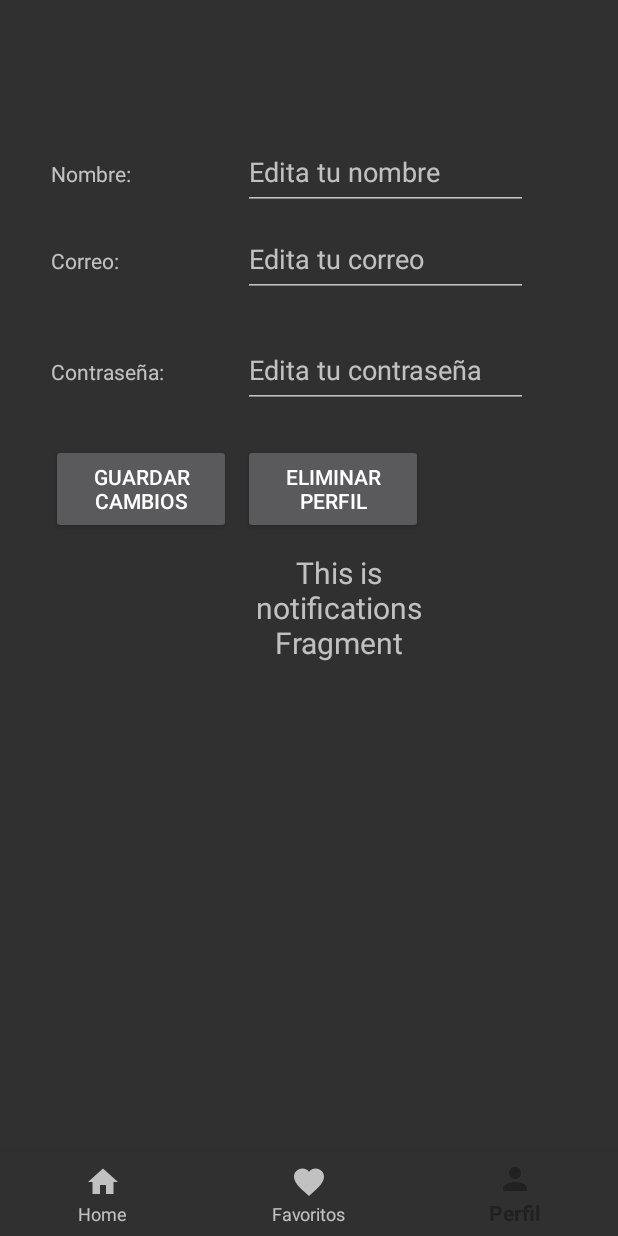
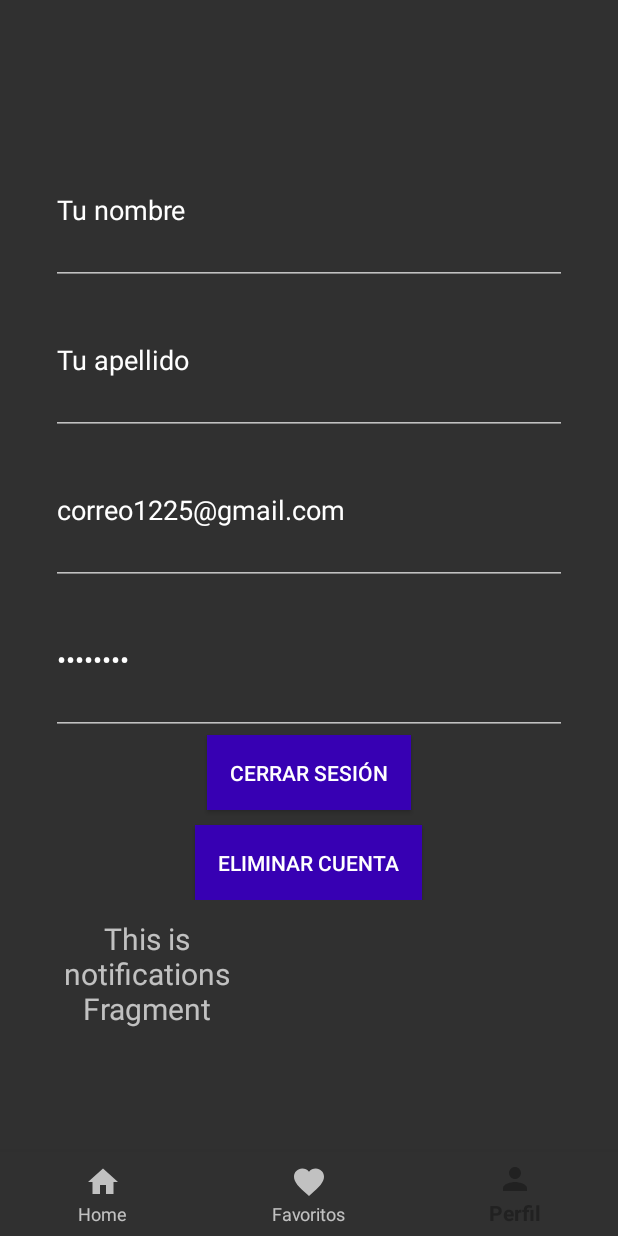
Before and after one commit to luciaortizn/AppCine, an Android app: the NotificationsFragment screen opened through its navigation route, on a phone screen of 412 x 824 dp. Run offline under Robolectric (Android 15) with nearby library versions, the light colour scheme and no system bars; our stand-ins replace navigation-ui.

Commit message:
modificación del fragment perfil

```diff
--- a/app/src/main/res/layout/fragment_notifications.xml
+++ b/app/src/main/res/layout/fragment_notifications.xml
@@ -12,88 +12,68 @@
     android:columnOrderPreserved="false"
     android:useDefaultMargins="true"
     android:padding="30dp">
-
-        <!-- Nombre -->
-        <TextView
-            android:text="Nombre:"
-            android:layout_columnSpan="1"
-            android:layout_width="80dp"
-            android:layout_row="0"
-            android:layout_column="0"/>
-
-    <EditText
-        android:id="@+id/editTextNombre"
-        android:layout_width="190dp"
-        android:layout_row="0"
-        android:layout_height="50dp"
-        android:layout_column="1"
-        android:layout_columnSpan="1"
-        android:hint="Edita tu nombre" />
-
-        <!-- Correo -->
-        <TextView
-            android:text="@string/correo"
-            android:layout_columnSpan="1"
-            android:layout_width="80dp"
-            android:layout_row="1"
-            android:layout_height="50dp"
-            android:layout_column="0"/>
+    <LinearLayout
+        android:gravity="center"
+        android:layout_width="match_parent"
+        android:layout_height="wrap_content"
+        android:orientation="vertical">
 
         <EditText
-            android:id="@+id/editTextCorreo"
-            android:hint="Edita tu correo"
-            android:layout_columnSpan="1"
-            android:layout_width="190dp"
-            android:layout_height="50dp"
-            android:layout_row="1"
-            android:layout_column="1"/>
+            android:layout_width="match_parent"
+            android:text="Tu nombre"
+            android:layout_height="100dp"
 
-        <!-- Contraseña -->
-        <TextView
-            android:text="Contraseña:"
-            android:layout_columnSpan="1"
-            android:layout_width="80dp"
-            android:layout_row="2"
-            android:layout_height="50dp"
-            android:layout_column="0"/>
+            />
 
         <EditText
-            android:id="@+id/editTextContraseña"
-            android:hint="Edita tu contraseña"
-            android:layout_columnSpan="1"
-            android:layout_width="190dp"
-            android:layout_row="2"
-            android:layout_column="1"
-            android:layout_height="50dp"
-            android:inputType="textPassword"/>
+            android:layout_width="match_parent"
+            android:layout_height="100dp"
+            android:text="Tu apellido"
+            />
 
-        <!-- Botones -->
-    <Button
-        android:id="@+id/btnGuardarCambios"
-        android:layout_width="120dp"
-        android:layout_height="60dp"
-        android:layout_row="3"
-        android:layout_column="0"
-        android:layout_columnSpan="1"
-        android:height="60dp"
-        android:text="Guardar Cambios" />
 
-    <Button
-        android:id="@+id/btnEliminarPerfil"
-        android:layout_width="120dp"
-        android:layout_row="3"
-        android:layout_column="1"
-        android:layout_columnSpan="1"
-        android:height="60dp"
-        android:width="70dp"
-        android:text="Eliminar Perfil" />
+
+        <EditText
+
+            android:layout_width="match_parent"
+            android:layout_height="100dp"
+            android:text="correo1225@gmail.com"
+            />
+
+
+
+
+        <EditText
+            android:inputType="textPassword"
+            android:layout_width="match_parent"
+            android:layout_height="100dp"
+            android:text="12345Ts#"
+            />
+        <Button
+            android:id="@+id/button"
+            android:layout_width="wrap_content"
+            android:layout_height="wrap_content"
+            android:padding="15dp"
+            android:background="@color/design_default_color_primary_dark"
+            android:layout_marginBottom="10dp"
+            android:text="Cerrar sesión" />
+
+        <Button
+            android:id="@+id/button2"
+            android:padding="15dp"
+            android:background="@color/design_default_color_primary_dark"
+            android:layout_width="wrap_content"
+            android:layout_height="wrap_content"
+            android:text="Eliminar cuenta" />
+    </LinearLayout>
+
 
     <TextView
         android:id="@+id/text_notifications"
         android:layout_width="120dp"
         android:layout_height="wrap_content"
-        android:layout_row="4"
-        android:layout_column="1"
+        android:layout_row="1"
+        android:layout_column="0"
         android:layout_columnSpan="1"
         android:layout_marginStart="8dp"
         android:layout_marginTop="8dp"
```
Also changed, not shown: app/src/main/res/layout/activity_perfil.xml (+1 -54 lines).
